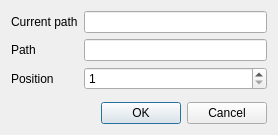
JakubFranek/Kapytal, file src/views/ui_files/dialogs/account_group_dialog.ui: the form before one commit.
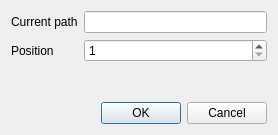
The form after the commit.

Commit message:
Replace many QLineEdits with SmartComboBoxes
Replace "Path" QLineEdits in AccountGroupDialog, CashAccountDialog,
SecurityAccountDialog and CategoryDialog with SmartComboBox.
Replace "Type" QLineEdit in SecurityDialog with SmartComboBox

```diff
--- a/src/views/ui_files/dialogs/account_group_dialog.ui
+++ b/src/views/ui_files/dialogs/account_group_dialog.ui
@@ -42,23 +42,13 @@
       <widget class="QLineEdit" name="currentPathLineEdit"/>
      </item>
      <item row="1" column="0">
-      <widget class="QLabel" name="pathLabel">
-       <property name="text">
-        <string>Path</string>
-       </property>
-      </widget>
-     </item>
-     <item row="1" column="1">
-      <widget class="QLineEdit" name="pathLineEdit"/>
-     </item>
-     <item row="2" column="0">
       <widget class="QLabel" name="positionLabel">
        <property name="text">
         <string>Position</string>
        </property>
       </widget>
      </item>
-     <item row="2" column="1">
+     <item row="1" column="1">
       <widget class="QSpinBox" name="positionSpinBox">
        <property name="alignment">
         <set>Qt::AlignLeading|Qt::AlignLeft|Qt::AlignVCenter</set>
```
The commit also changes 15 other files.
